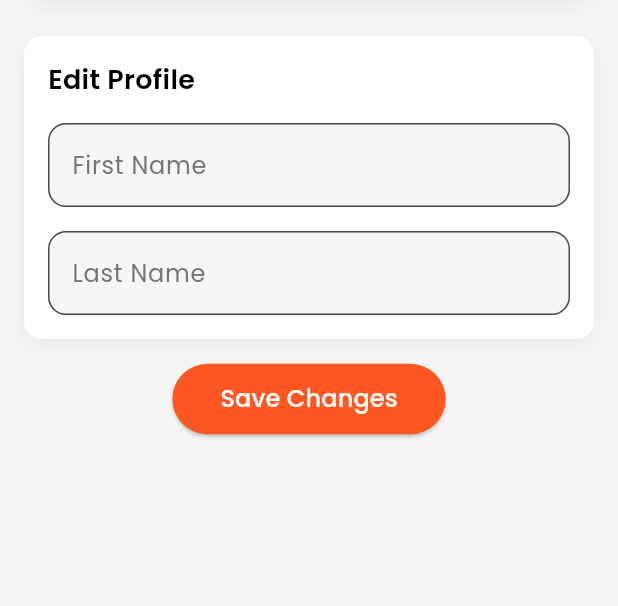
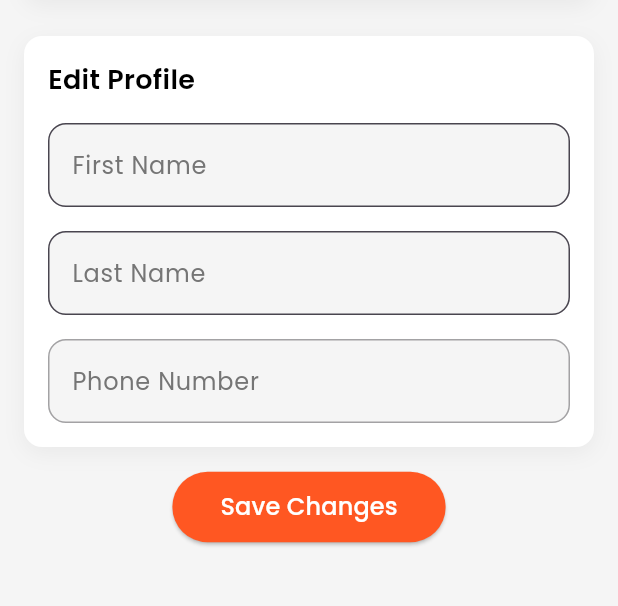
Before and after one commit to eateaseteam/eateasecode, a Flutter app: the ProfileScreen screen opened directly with empty values, after a tap on the "edit" icon, on a phone screen of 412 x 824 dp, the part 276-882 px from its top. Run offline on Flutter 3.47's test engine with Material 3 defaults, Android fonts, the phone set to English and light mode, and no system bars; our stand-ins replace cloud_firestore, connectivity_plus, firebase_auth, firebase_core, firebase_storage, fl_chart and 9 more; accounts and stored records are empty; network calls fail.

Commit message:
added a phone number in signup and in profile screen

```diff
--- a/lib/android_users/HomePage/Profile_Page/profile_screen.dart
+++ b/lib/android_users/HomePage/Profile_Page/profile_screen.dart
@@ -25,11 +25,13 @@ class _ProfileScreenState extends State<ProfileScreen> {
   final ImagePicker picker = ImagePicker();
   final TextEditingController _firstNameController = TextEditingController();
   final TextEditingController _lastNameController = TextEditingController();
+  final TextEditingController _phoneController = TextEditingController();
   bool _isEditing = false;
 
   @override
   void dispose() {
     _firstNameController.dispose();
+    _phoneController.dispose();
     _lastNameController.dispose();
     super.dispose();
   }
@@ -260,6 +262,8 @@ class _ProfileScreenState extends State<ProfileScreen> {
   Future<void> _updateProfile() async {
     final firstName = _firstNameController.text.trim();
     final lastName = _lastNameController.text.trim();
+    final String phoneString = _phoneController.text.trim();
+    final int phone = int.tryParse(phoneString) ?? 0; // Safely parse to int, fallback to 0 if invalid
     final fullName = '$firstName $lastName'.trim();
 
     try {
@@ -267,6 +271,7 @@ class _ProfileScreenState extends State<ProfileScreen> {
         'firstName': firstName,
         'lastName': lastName,
         'fullName': fullName,
+        'phone': phone
       });
 
       setState(() {
@@ -308,6 +313,7 @@ class _ProfileScreenState extends State<ProfileScreen> {
                 if (!_isEditing) {
                   _firstNameController.clear();
                   _lastNameController.clear();
+                  _phoneController.clear();
                 }
               });
             },
@@ -334,6 +340,7 @@ class _ProfileScreenState extends State<ProfileScreen> {
           if (!_isEditing) {
             _firstNameController.text = userData?['firstName'] ?? '';
             _lastNameController.text = userData?['lastName'] ?? '';
+            _phoneController.text = (userData?['phone']?.toString()) ?? '';
           }
 
           return SingleChildScrollView(
@@ -704,6 +711,26 @@ class _ProfileScreenState extends State<ProfileScreen> {
             ),
             style: GoogleFonts.poppins(),
           ),
+          const SizedBox(height: 16),
+          TextFormField(
+            controller: _phoneController,
+            decoration: InputDecoration(
+              enabled: false,
+              labelText: 'Phone Number',
+              labelStyle: GoogleFonts.poppins(color: Colors.grey[600]),
+              border: OutlineInputBorder(
+                borderRadius: BorderRadius.circular(12),
+                borderSide: BorderSide(color: Colors.grey[300]!),
+              ),
+              focusedBorder: OutlineInputBorder(
+                borderRadius: BorderRadius.circular(12),
+                borderSide: const BorderSide(color: Colors.deepOrange),
+              ),
+              filled: true,
+              fillColor: Colors.grey[100],
+            ),
+            style: GoogleFonts.poppins(),
+          ),
         ],
       ),
     );
--- a/lib/android_users/SignUp_Page/sign_up_screen.dart
+++ b/lib/android_users/SignUp_Page/sign_up_screen.dart
@@ -8,6 +8,7 @@ import 'package:flutter/gestures.dart';
 import '../../Notification_Handler/notification_handler.dart';
 import '../../SignIn_Page/sign_in_screen.dart';
 import '../../assets/constants.dart';
+import 'package:flutter/services.dart';
 
 class SignUpScreen extends StatefulWidget {
   const SignUpScreen({super.key});
@@ -19,6 +20,7 @@ class SignUpScreen extends StatefulWidget {
 class _SignUpScreenState extends State<SignUpScreen> {
   final FirebaseAuth _auth = FirebaseAuth.instance;
   final TextEditingController _firstNameController = TextEditingController();
+  final TextEditingController _phoneController = TextEditingController();
   final TextEditingController _lastNameController = TextEditingController();
   final TextEditingController _emailController = TextEditingController();
   final TextEditingController _passwordController = TextEditingController();
@@ -34,6 +36,7 @@ class _SignUpScreenState extends State<SignUpScreen> {
     _notificationHandler.initializeNotifications();
     _notificationHandler.requestNotificationPermissions();
   }
+
 
   @override
   Widget build(BuildContext context) {
@@ -77,7 +80,17 @@ class _SignUpScreenState extends State<SignUpScreen> {
                             ),
                           ),
                         ],
+                      ),const SizedBox(height: 16),
+                      _buildInputField(
+                        controller: _phoneController,
+                        hintText: 'Phone Number',
+                        keyboardType: TextInputType.number,
+                        inputFormatters: [
+                          FilteringTextInputFormatter.digitsOnly, // Restrict to numbers
+                          LengthLimitingTextInputFormatter(11),  // Limit input to 11 digits
+                        ],
                       ),
+
                       const SizedBox(height: 16),
                       _buildInputField(
                         controller: _emailController,
@@ -186,11 +199,13 @@ class _SignUpScreenState extends State<SignUpScreen> {
     bool? isPasswordVisible,
     VoidCallback? onTogglePassword,
     TextInputType? keyboardType,
+    List<TextInputFormatter>? inputFormatters,
   }) {
     return TextField(
       controller: controller,
       obscureText: isPassword && !(isPasswordVisible ?? false),
       keyboardType: keyboardType,
+      inputFormatters: inputFormatters,
       decoration: InputDecoration(
         hintText: hintText,
         hintStyle: GoogleFonts.poppins(
@@ -229,12 +244,13 @@ class _SignUpScreenState extends State<SignUpScreen> {
     return connectivityResult != ConnectivityResult.none;
   }
 
-  Future<void> _saveUser(String firstName, String lastName, String email) async {
+  Future<void> _saveUser(String firstName, String lastName, String email, int phone) async {
     await FirebaseFirestore.instance.collection('users').doc(email).set({
       'firstName': firstName,
       'lastName': lastName,
       'fullName': '$firstName $lastName',
       'email': email,
+      'phone': phone
     });
   }
 
@@ -256,13 +272,17 @@ class _SignUpScreenState extends State<SignUpScreen> {
 
     String firstName = _firstNameController.text.trim();
     String lastName = _lastNameController.text.trim();
+    String phone = _phoneController.text.trim();
     String email = _emailController.text.trim();
     String password = _passwordController.text;
     String confirmPassword = _confirmPasswordController.text;
 
-    if (firstName.isEmpty || lastName.isEmpty || email.isEmpty ||
+    if (firstName.isEmpty || lastName.isEmpty || email.isEmpty || phone.isEmpty ||
         password.isEmpty || confirmPassword.isEmpty) {
       _showToast('Please fill in all fields', Colors.red);
+    } else if (!RegExp(r'^\d{11}$').hasMatch(phone)) {
+      // Ensure phone number is 11 digits
+      _showToast('Phone number must be exactly 11 digits', Colors.red);
     } else if (password != confirmPassword) {
       _showToast('Passwords do not match', Colors.red);
     } else {
@@ -273,7 +293,9 @@ class _SignUpScreenState extends State<SignUpScreen> {
             password: password,
           );
 
-          await _saveUser(firstName, lastName, email);
+          int phoneNumber = int.parse(phone);
+
+          await _saveUser(firstName, lastName, email, phoneNumber);
           _showToast("Account created successfully", Colors.green);
 
           Navigator.of(context).pushReplacement(
```
